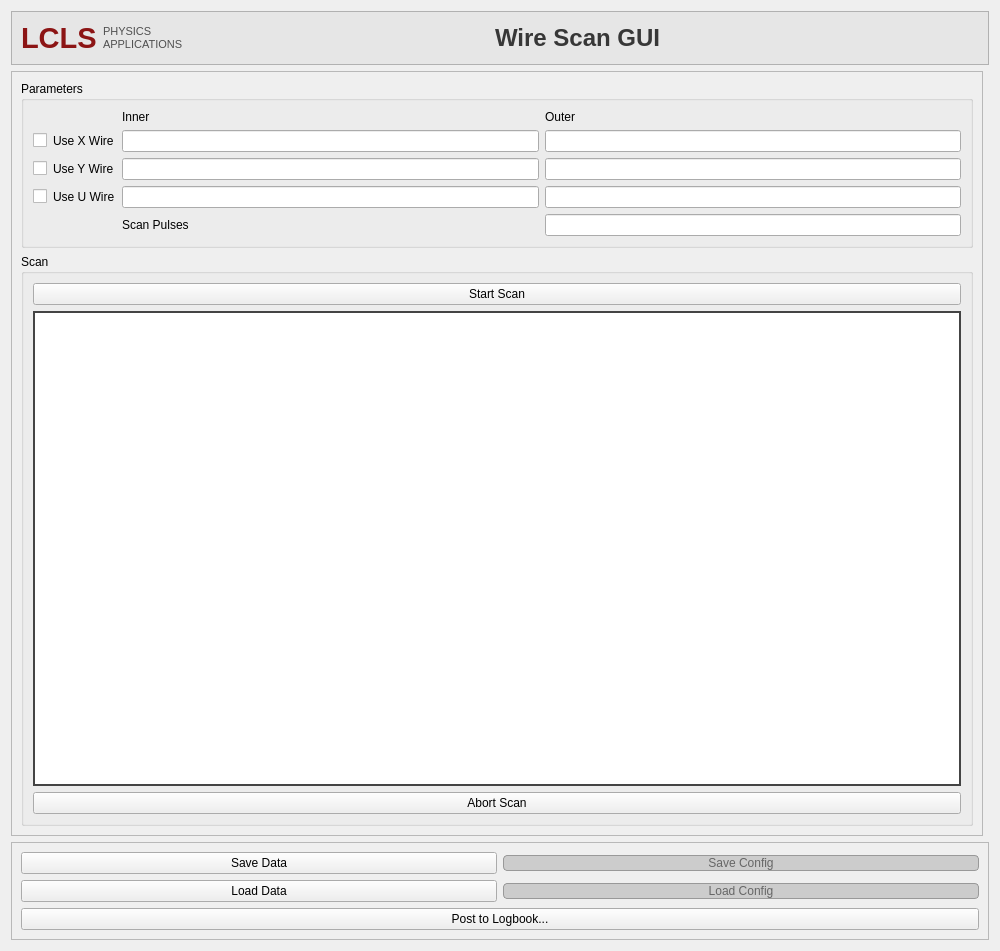
The window that wire_scan_gui.ui (slaclab/slacwire) describes before a commit, drawn with Qt 5.
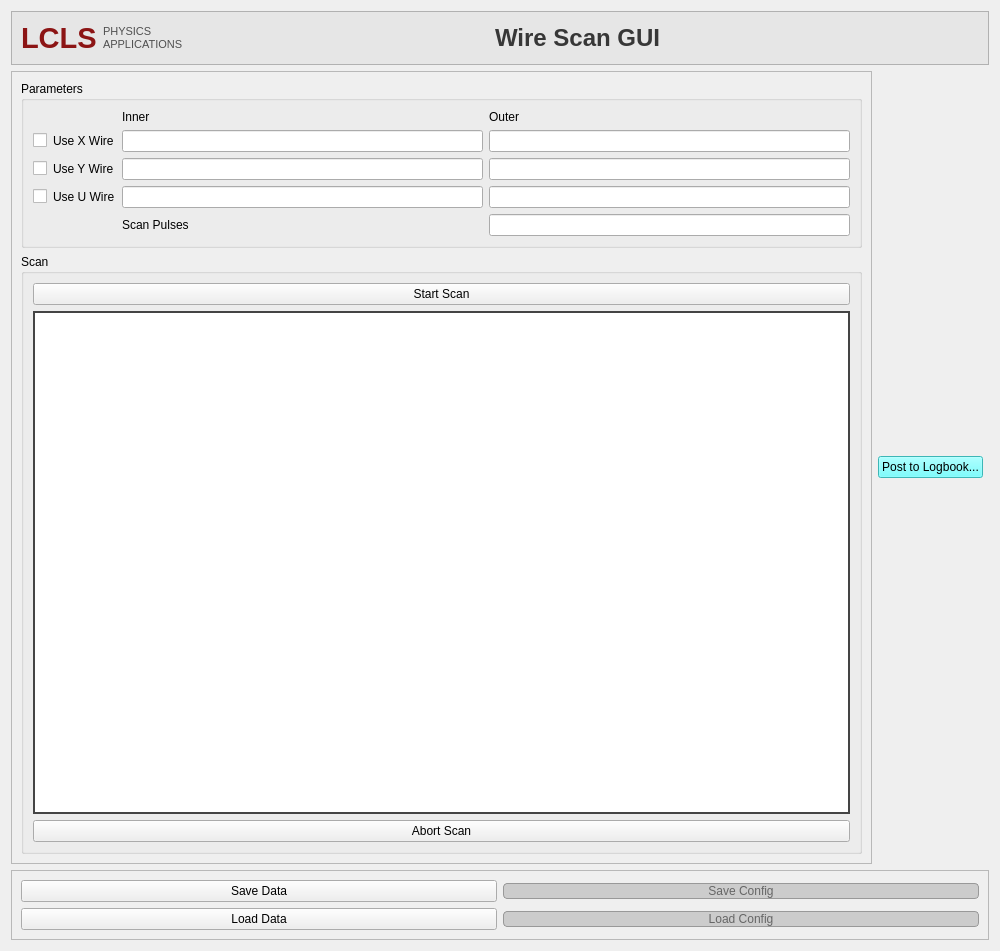
The same window after the commit. Custom widgets are drawn as their Qt base class.

Commit message: Move logbook button and add background color

What changed in the file:
```diff
--- a/wire_scan_gui.ui
+++ b/wire_scan_gui.ui
@@ -335,6 +335,16 @@
        </item>
       </layout>
      </item>
+     <item>
+      <widget class="QPushButton" name="logBookButton">
+       <property name="styleSheet">
+        <string notr="true">background-color: rgb(85, 255, 255);</string>
+       </property>
+       <property name="text">
+        <string>Post to Logbook...</string>
+       </property>
+      </widget>
+     </item>
      <item>
       <widget class="QFrame" name="plotFrame">
        <property name="frameShape">
@@ -390,13 +400,6 @@
         </property>
        </widget>
       </item>
-      <item row="2" column="0" colspan="2">
-       <widget class="QPushButton" name="logBookButton">
-        <property name="text">
-         <string>Post to Logbook...</string>
-        </property>
-       </widget>
-      </item>
      </layout>
     </widget>
    </item>
```
